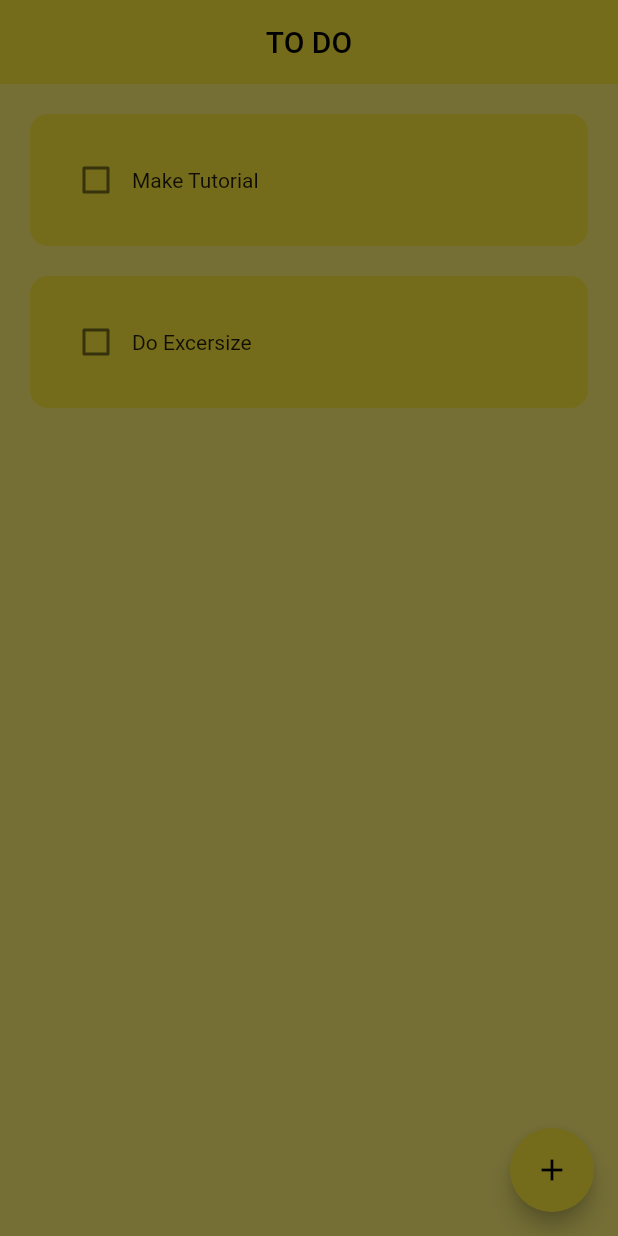
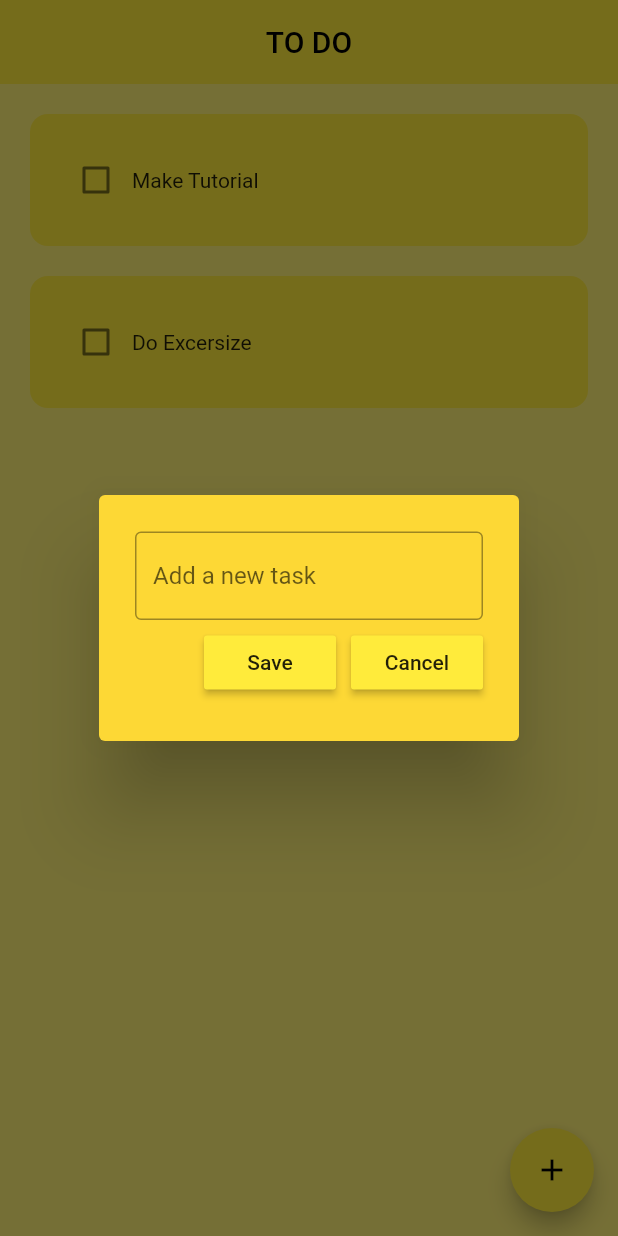
Before and after one commit to Hishamk99/To-Do-App, a Flutter app: the screen it shows after launch, after a tap on the "add" icon, on a phone screen of 412 x 824 dp. Run offline on Flutter 3.47's test engine with Material 2 defaults, Android fonts, the phone set to English and light mode, and no system bars.

Commit message:
craete new task

```diff
--- a/lib/screen/home_page.dart
+++ b/lib/screen/home_page.dart
@@ -1,4 +1,5 @@
 import 'package:flutter/material.dart';
+import 'package:tode_app/widgets/dialog_box.dart';
 import 'package:tode_app/widgets/todo_tile.dart';
 
 class HomePage extends StatefulWidget {
@@ -18,14 +19,22 @@ class _HomePageState extends State<HomePage> {
       toDoList[index][1] = !toDoList[index][1];
     });
   }
-
+  final controller = TextEditingController();
+  void saveNewTask() {
+    setState(() {
+      toDoList.add([controller.text , false]);
+      controller.clear();
+    });
+    Navigator.of(context).pop();
+  }
   // craete a new task
   void craeteNewTask()
   {
-     showDialog(context: context, builder: (context)
-     {
-      return const AlertDialog();
-     });
+    showDialog(context: context, builder: (context)
+    {
+    return DialogBox(controller: controller, onCancel: ()=> Navigator.of(context).pop(),
+     onSaved: saveNewTask,);
+    });
   }
 
   @override
--- /dev/null
+++ b/lib/widgets/cutom_button.dart
@@ -0,0 +1,15 @@
+import 'package:flutter/material.dart';
+
+class CustomButton extends StatelessWidget {
+  const CustomButton({super.key , required this.text , required this.onPressed});
+  final String text;
+  final VoidCallback onPressed;
+  @override
+  Widget build(BuildContext context) {
+    return MaterialButton(
+      onPressed: onPressed,
+      color: Theme.of(context).primaryColor,
+      child: Text(text),
+    );
+  }
+}
--- /dev/null
+++ b/lib/widgets/dialog_box.dart
@@ -0,0 +1,46 @@
+import 'package:flutter/material.dart';
+import 'package:tode_app/widgets/cutom_button.dart';
+
+class DialogBox extends StatelessWidget {
+  const DialogBox({super.key, required this.controller ,required this.onCancel ,required this.onSaved});
+  final TextEditingController controller;
+  final VoidCallback onSaved;
+  final VoidCallback onCancel;
+  @override
+  Widget build(BuildContext context) {
+    return AlertDialog(
+      backgroundColor: Colors.yellow[600],
+      content: Container(
+        height: 120,
+        child: Column(
+          mainAxisAlignment: MainAxisAlignment.spaceEvenly,
+          children: [
+            TextField(
+              controller: controller,
+              decoration: const InputDecoration(
+                  border: OutlineInputBorder(), hintText: 'Add a new task'),
+            ),
+            Row(
+              mainAxisAlignment: MainAxisAlignment.end,
+              children: [
+                // save button
+                CustomButton(
+                  text: 'Save',
+                  onPressed: onSaved,
+                ),
+                const SizedBox(
+                  width: 10,
+                ),
+                // cancel button
+                CustomButton(
+                  text: 'Cancel',
+                  onPressed: onCancel,
+                ),
+              ],
+            ),
+          ],
+        ),
+      ),
+    );
+  }
+}
```
